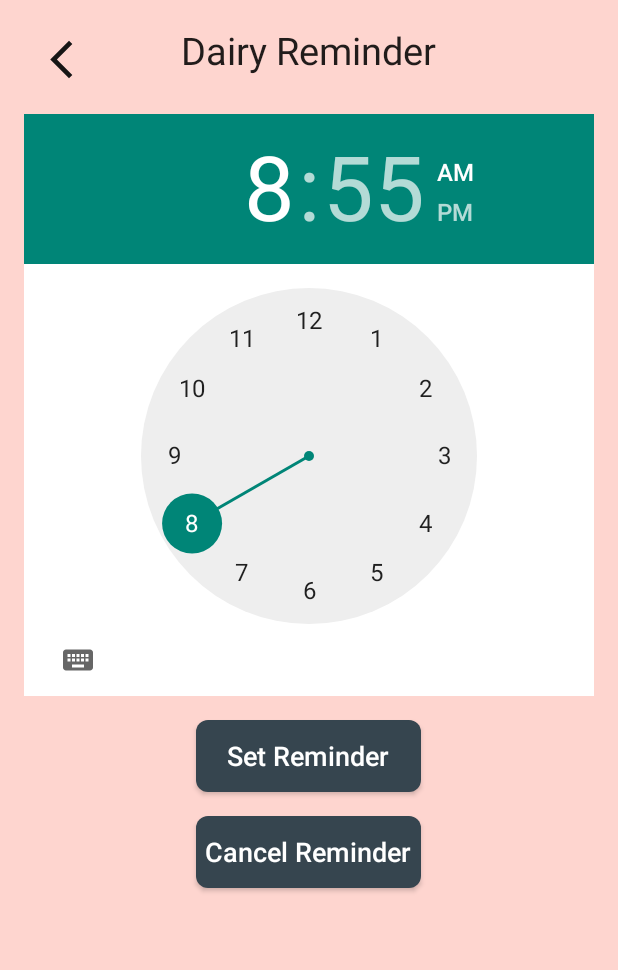
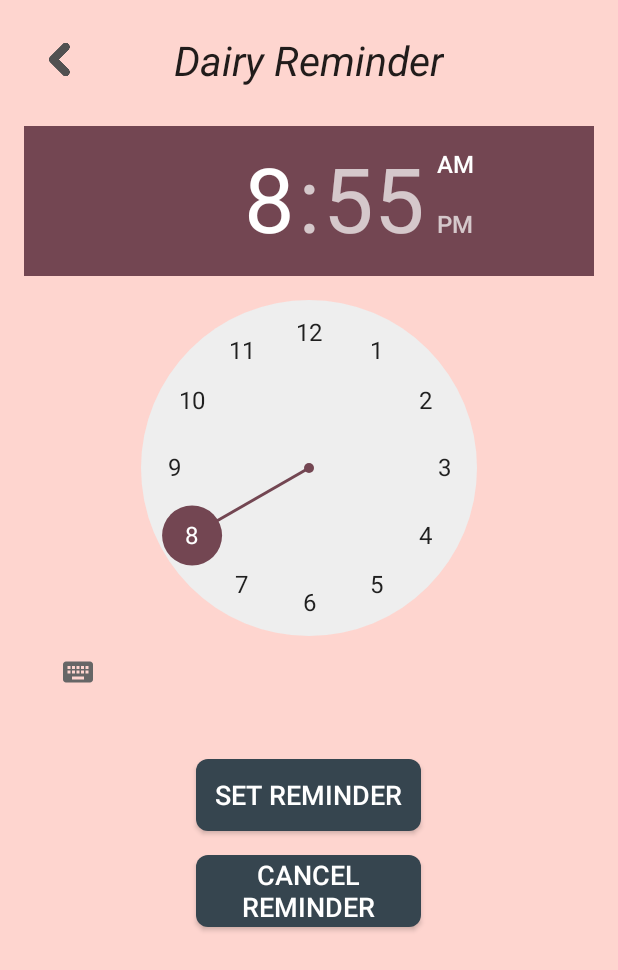
Before and after one commit to xEvl7/Mood-Tracker, an Android app: the Reminder screen opened directly, with no data from a screen before it, on a phone screen of 412 x 824 dp. Shown: the top 970 px of the screen. Run offline under Robolectric (Android 15) with nearby library versions, the phone set to English and light mode, and no system bars.

Commit message:
change something

```diff
--- a/app/src/main/res/layout/activity_reminder.xml
+++ b/app/src/main/res/layout/activity_reminder.xml
@@ -11,7 +11,8 @@
         android:layout_width="30dp"
         android:layout_height="47dp"
         android:layout_marginStart="10dp"
-        android:src="@drawable/ic_back" />
+        android:scaleX="-1"
+        android:src="@drawable/arrow" />
 
     <TextView
         android:id="@+id/daily_reminder_label"
@@ -19,16 +20,17 @@
         android:layout_height="wrap_content"
         android:layout_centerHorizontal="true"
         android:text="Dairy Reminder"
-        android:textSize="25dp"
-        android:textAppearance="?android:textAppearanceLarge" />
+        android:layout_marginTop="5dp"
+        android:textStyle="italic"
+        android:textAppearance="?android:textAppearanceLarge"
+        android:textSize="27dp" />
 
     <TimePicker
         android:id="@+id/time_picker"
         android:layout_width="wrap_content"
         android:layout_height="wrap_content"
         android:layout_below="@id/daily_reminder_label"
-        android:layout_marginTop="25dp"
-        android:background="@color/white" />
+        android:layout_marginTop="25dp" />
 
     <androidx.appcompat.widget.AppCompatButton
         android:id="@+id/set_daily_reminder_button"
@@ -36,10 +38,9 @@
         android:layout_height="wrap_content"
         android:layout_below="@id/time_picker"
         android:layout_centerInParent="true"
-        android:layout_marginTop="16dp"
+        android:layout_marginTop="34dp"
         android:background="@drawable/button"
         android:text="Set Reminder"
-        android:textAllCaps="false"
         android:textColor="@color/white"
         android:textSize="18dp" />
 
@@ -52,7 +53,6 @@
         android:layout_marginTop="16dp"
         android:background="@drawable/button"
         android:text="Cancel Reminder"
-        android:textAllCaps="false"
         android:textColor="@color/white"
         android:textSize="18dp" />
 
--- a/app/src/main/res/layout/activity_settings.xml
+++ b/app/src/main/res/layout/activity_settings.xml
@@ -147,6 +147,7 @@
         <ImageView
             android:layout_width="37dp"
             android:layout_height="29dp"
+            android:layout_marginRight="10dp"
             android:src="@drawable/pinlock" />
 
         <TextView
--- a/app/src/main/res/values-night/themes.xml
+++ b/app/src/main/res/values-night/themes.xml
@@ -1,6 +1,6 @@
 <resources xmlns:tools="http://schemas.android.com/tools">
     <!-- Base application theme. -->
-    <style name="Theme.MoodTracker" parent="Theme.MaterialComponents.DayNight.DarkActionBar">
+    <style name="Theme.MoodTracker" parent="Theme.MaterialComponents.DayNight.NoActionBar">
         <!-- Primary brand color. -->
         <item name="colorPrimary">@color/purple_200</item>
         <item name="colorPrimaryVariant">@color/purple_700</item>
--- a/app/src/main/res/values/themes.xml
+++ b/app/src/main/res/values/themes.xml
@@ -1,6 +1,6 @@
 <resources xmlns:tools="http://schemas.android.com/tools">
     <!-- Base application theme. -->
-    <style name="Theme.MoodTracker" parent="Theme.AppCompat.Light.NoActionBar">
+    <style name="Theme.MoodTracker" parent="Theme.MaterialComponents.Light.NoActionBar">
         <!-- Primary brand color. -->
         <item name="colorPrimary">@color/pink</item>
         <item name="colorPrimaryVariant">@color/pink</item>
```
Also changed, not shown: app/src/main/java/my/edu/utar/moodtracker/pinLockSettings.java (+15 -0 lines), app/src/main/res/layout/activity_pin_lock_settings.xml (+12 -3 lines).
